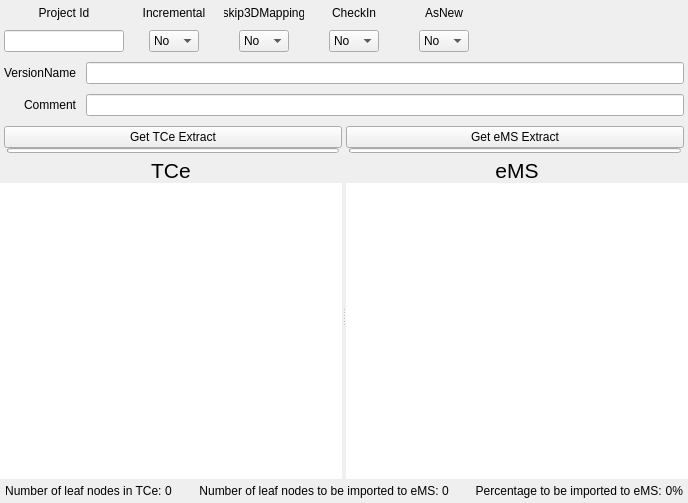
Above: ebomcompareview.ui from MazvydasT/TCeMSComp before the change. Below: the same form after it.
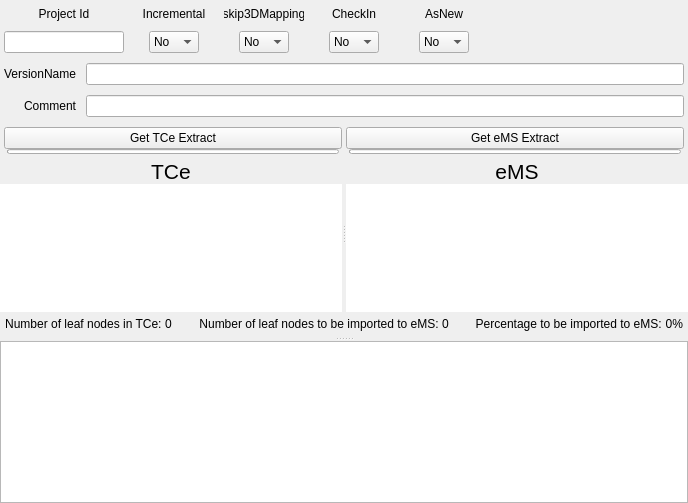
That is the form after the change.

Patch:
```diff
--- a/ebomcompareview.ui
+++ b/ebomcompareview.ui
@@ -30,6 +30,28 @@
     <number>0</number>
    </property>
    <item>
+    <widget class="QSplitter" name="splitter_2">
+     <property name="orientation">
+      <enum>Qt::Vertical</enum>
+     </property>
+     <widget class="QWidget" name="verticalWidget_3" native="true">
+      <property name="sizePolicy">
+       <sizepolicy hsizetype="Preferred" vsizetype="Expanding">
+        <horstretch>0</horstretch>
+        <verstretch>0</verstretch>
+       </sizepolicy>
+      </property>
+      <layout class="QVBoxLayout" name="verticalLayout_15">
+       <property name="spacing">
+        <number>0</number>
+       </property>
+       <property name="topMargin">
+        <number>1</number>
+       </property>
+       <property name="bottomMargin">
+        <number>1</number>
+       </property>
+       <item>
     <layout class="QVBoxLayout" name="verticalLayout_6">
      <property name="spacing">
       <number>10</number>
@@ -701,7 +723,7 @@
      <item>
       <widget class="QLabel" name="labelNumOfLeafNodesToBeImported">
        <property name="sizePolicy">
-        <sizepolicy hsizetype="Expanding" vsizetype="Preferred">
+            <sizepolicy hsizetype="Preferred" vsizetype="Preferred">
          <horstretch>0</horstretch>
          <verstretch>0</verstretch>
         </sizepolicy>
@@ -763,6 +785,24 @@
    </item>
   </layout>
  </widget>
+     <widget class="QTextEdit" name="textEditWrongItemTypeLog">
+      <property name="enabled">
+       <bool>true</bool>
+      </property>
+      <property name="minimumSize">
+       <size>
+        <width>0</width>
+        <height>0</height>
+       </size>
+      </property>
+      <property name="readOnly">
+       <bool>true</bool>
+      </property>
+     </widget>
+    </widget>
+   </item>
+  </layout>
+ </widget>
  <resources/>
  <connections>
   <connection>
```
Left out of the diff: 16 changed lines with no effect on the pictures. Lines whose indentation alone changed are shown as unchanged.
